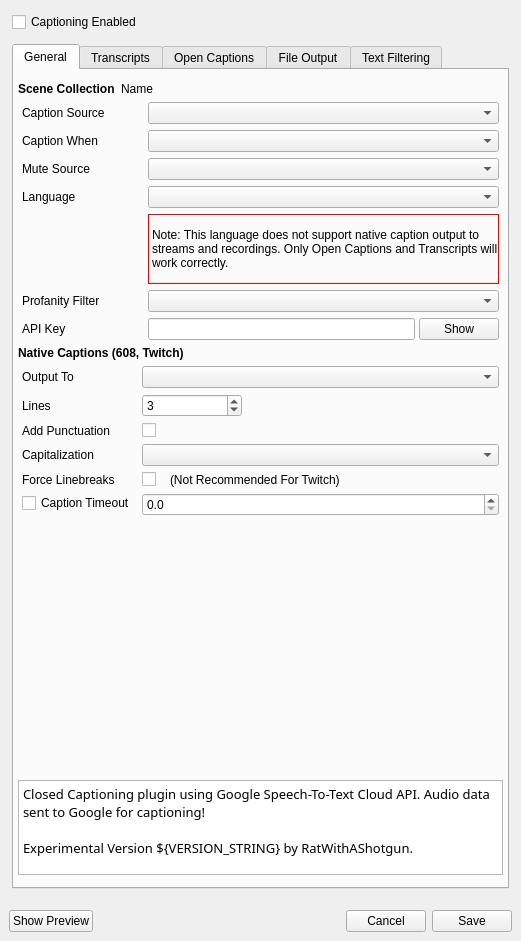
This is src/ui/CaptionSettingsWidget.ui in ratwithacompiler/OBS-captions-plugin as Qt 5 draws it before an edit. The edited form follows.
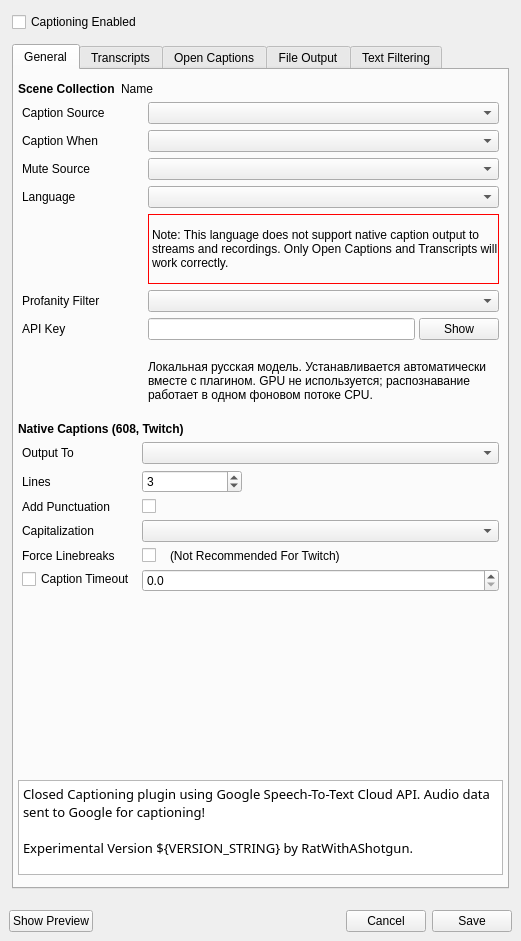
This is the edited form.

Commit message: feat(captions): add offline Russian captions

What changed in the file:
```diff
--- a/src/ui/CaptionSettingsWidget.ui
+++ b/src/ui/CaptionSettingsWidget.ui
@@ -409,6 +409,22 @@
                 </layout>
                </widget>
               </item>
+              <item row="7" column="1">
+               <widget class="QLabel" name="localModelStatusLabel">
+                <property name="minimumSize">
+                 <size>
+                  <width>250</width>
+                  <height>0</height>
+                 </size>
+                </property>
+                <property name="text">
+                 <string>Локальная русская модель. Устанавливается автоматически вместе с плагином. GPU не используется; распознавание работает в одном фоновом потоке CPU.</string>
+                </property>
+                <property name="wordWrap">
+                 <bool>true</bool>
+                </property>
+               </widget>
+              </item>
              </layout>
             </widget>
            </item>
```
The commit also changes 59 other files.
